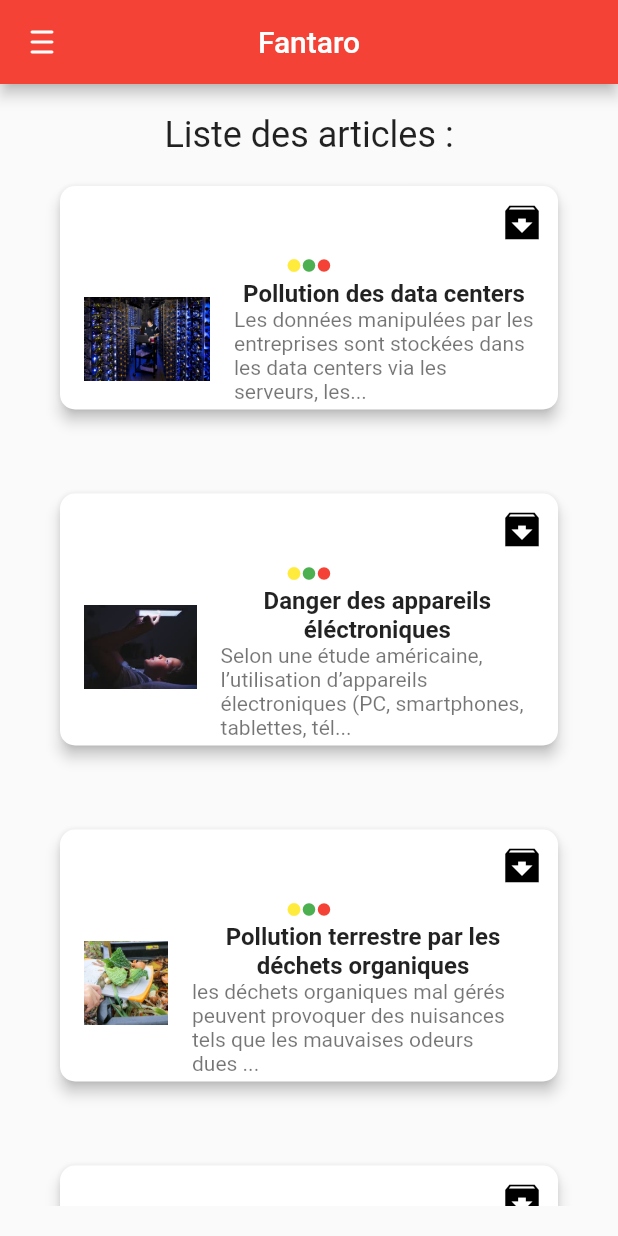
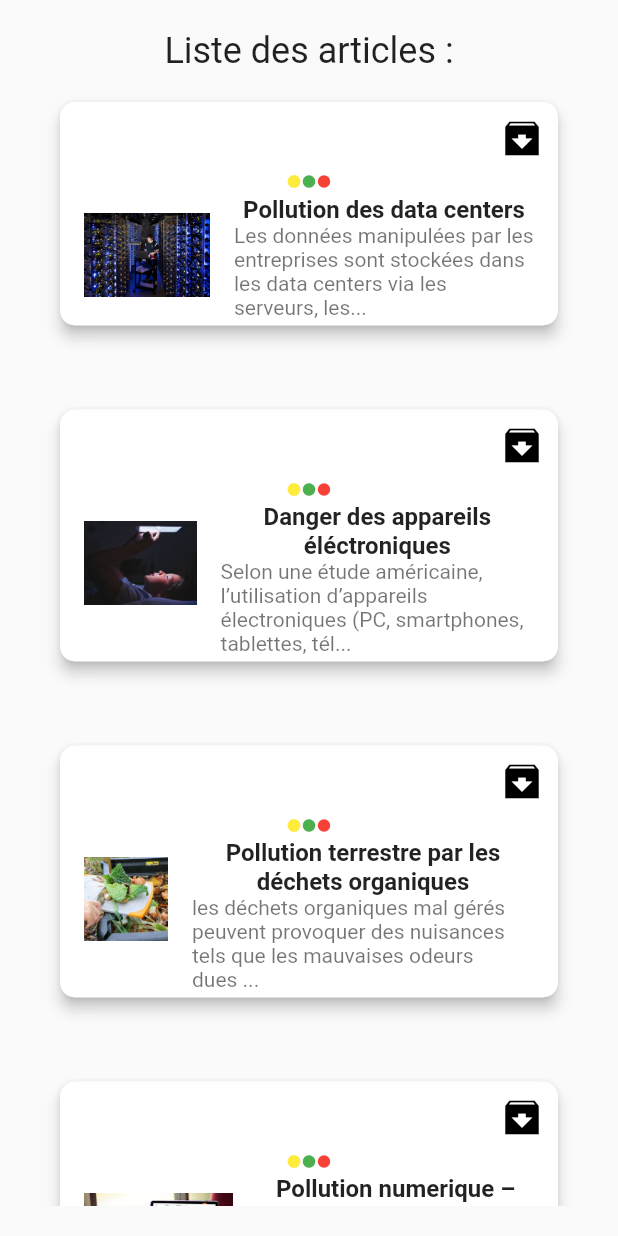
Before and after one commit to Bloom-Rvls/Fantaro-Solution-challenge, a Flutter app: the screen it shows after launch, on a phone screen of 412 x 824 dp. Run offline on Flutter 3.47's test engine with Material 2 defaults, Android fonts, the light colour scheme and no system bars.

Commit message:
remove appbar in the main.dart file

```diff
--- a/lib/main.dart
+++ b/lib/main.dart
@@ -45,23 +45,7 @@ class _MyHomePageState extends State<MyHomePage> {
   @override
   Widget build(BuildContext context) {
     return Scaffold(
-      appBar: AppBar(
-        title: Text(
-          widget.title,
-        ),
-        centerTitle: true,
 
-        // ignore: prefer_const_constructors
-        leading: IconButton(
-          // ignore: prefer_const_constructors
-          icon: Icon(
-            Icons.density_medium_rounded,
-            color: Colors.white,
-            size: 20,
-          ),
-          onPressed: null,
-        ),
-      ),
       body: pages[selectedIndex],
     );
   }
```
